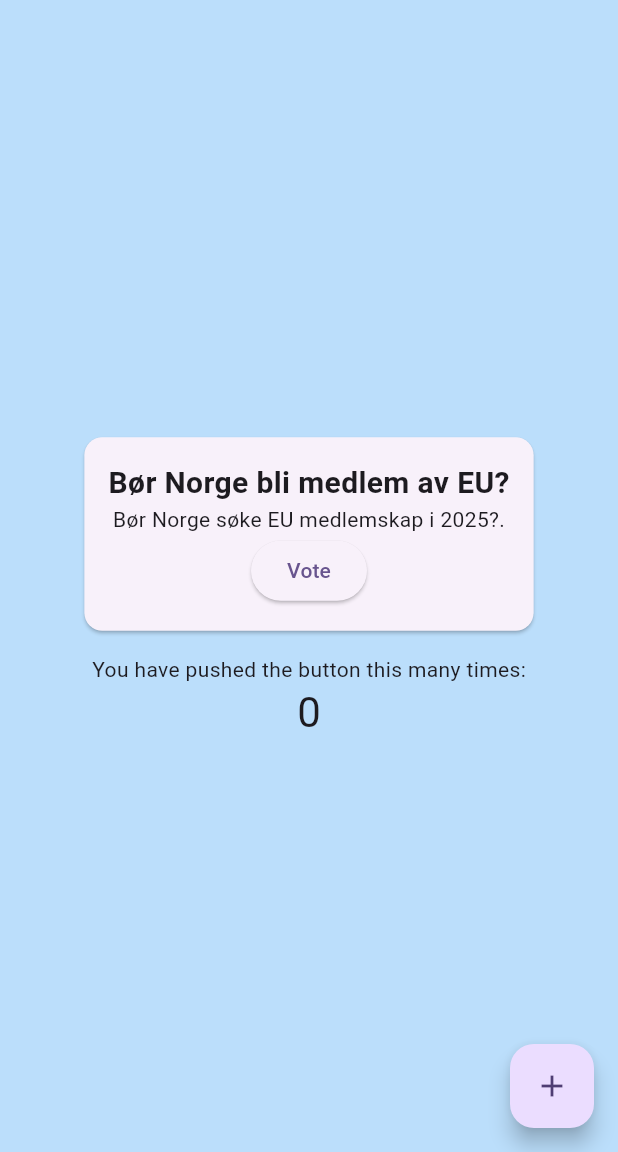
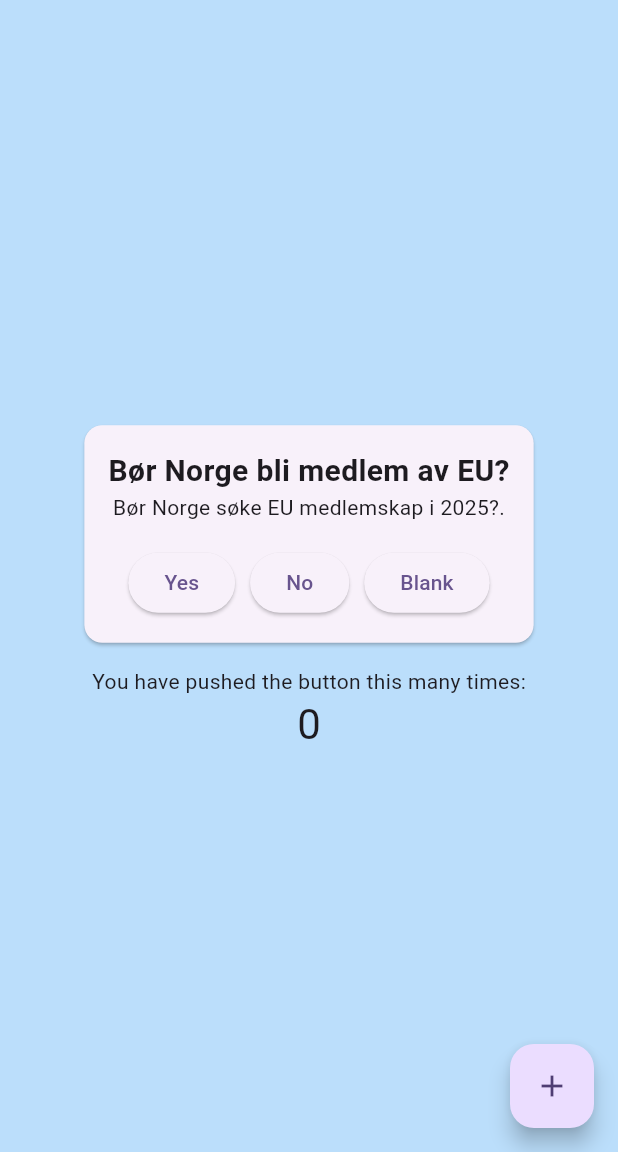
Before and after one commit to DD3n/D6, a Flutter app: the screen it shows after launch, on a phone screen of 412 x 824 dp, the part 84-1236 px from its top. Run offline on Flutter 3.47's test engine with Material 3 defaults, Android fonts, the phone set to English and light mode, and no system bars.

Commit message:
fix: responsive button layout

```diff
--- a/lib/main.dart
+++ b/lib/main.dart
@@ -28,6 +28,7 @@ class VotingCard extends StatelessWidget {
   /// The description of the voting item.
   final String description;
 
+
   /// Creates a [VotingCard].
   const VotingCard({super.key, required this.title, required this.description});
 
@@ -39,19 +40,41 @@ class VotingCard extends StatelessWidget {
         padding: const EdgeInsets.all(16.0),
         child: Column(
           children: [
-              Text(title,
+            Text(
+              title,
               style: const TextStyle(
-                      fontSize: 20, fontWeight: FontWeight.bold)),
+                fontSize: 20,
+                fontWeight: FontWeight.bold,
+              ),
+            ),
             Text(description),
+            const SizedBox(height: 16),
+            // Use Wrap with dynamic direction based on screen width
+            Wrap(
+              spacing: 10, // Horizontal spacing between buttons
+              runSpacing: 10, // Vertical spacing between rows
+              alignment: WrapAlignment.center, // Center the buttons horizontally
+              children: [
+                ElevatedButton(
+                  onPressed: () {
+                    // Handle "Yes" button press
+                  },
+                  child: const Text('Yes'),
+                ),
                 ElevatedButton(
                   onPressed: () {},
-                child: const Text('Vote'),
+                  child: const Text('No'),
+                ),
+                ElevatedButton(
+                  onPressed: () {},
+                  child: const Text('Blank'),
+                ),
+              ],
             ),
           ],
         ),
       ),
     );
-
   }
 }
 
@@ -96,9 +119,9 @@ class _MyHomePageState extends State<MyHomePage> {
     // fast, so that you can just rebuild anything that needs updating rather
     // than having to individually change instances of widgets.
     return Scaffold(
-      appBar: AppBar(
-        backgroundColor: Colors.blue[900], // Dark blue background color
-        title:  Text(
+      appBar: AppBar(backgroundColor: Colors.blue[900],
+        title: Text(
+
           widget.title,
           style: const TextStyle(
             color: Colors.white, // White text color
@@ -126,11 +149,9 @@ class _MyHomePageState extends State<MyHomePage> {
           mainAxisAlignment: MainAxisAlignment.center,
           children: <Widget>[
             const VotingCard(
-              title: 'Bør Norge bli medlem av EU?',
-              description:
+              title: 'Bør Norge bli medlem av EU?', description:
                   'Bør Norge søke EU medlemskap i 2025?.',
             ),
-
             const Text('You have pushed the button this many times:'),
             Text(
               '$_counter',
```
Lines whose indentation alone changed are shown as unchanged.
